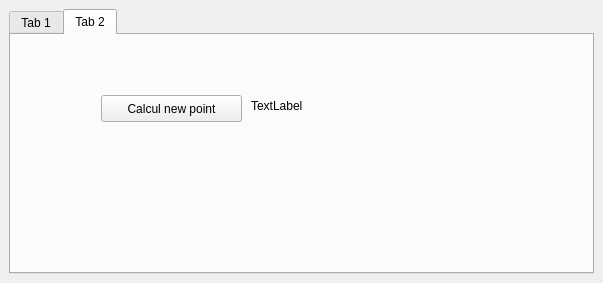
This is BatPlugin/Batplugin_dockwidget_base.ui in AnthonyWetzel/projet-semestriel---master-2 as Qt 5 draws it before an edit. The edited form follows.
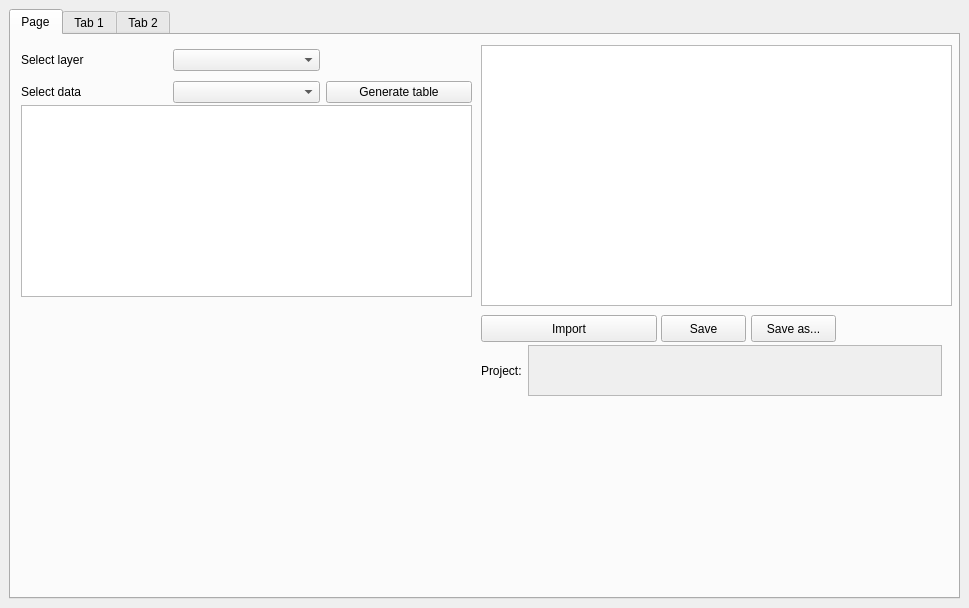
This is the edited form.

Commit message: BatPlugin fonctions integration- Import, Export, Make layer

```diff
--- a/BatPlugin/Batplugin_dockwidget_base.ui
+++ b/BatPlugin/Batplugin_dockwidget_base.ui
@@ -6,20 +6,149 @@
    <rect>
     <x>0</x>
     <y>0</y>
-    <width>603</width>
-    <height>283</height>
+    <width>969</width>
+    <height>608</height>
    </rect>
   </property>
   <property name="windowTitle">
    <string>BatPlugin</string>
   </property>
   <widget class="QWidget" name="dockWidgetContents">
-   <layout class="QGridLayout" name="gridLayout">
-    <item row="1" column="0">
+   <layout class="QHBoxLayout" name="horizontalLayout_2">
+    <item>
      <widget class="QTabWidget" name="tabWidget">
       <property name="currentIndex">
-       <number>1</number>
+       <number>0</number>
       </property>
+      <widget class="QWidget" name="init_tab">
+       <attribute name="title">
+        <string>Page</string>
+       </attribute>
+       <widget class="QWidget" name="layoutWidget">
+        <property name="geometry">
+         <rect>
+          <x>10</x>
+          <y>10</y>
+          <width>451</width>
+          <height>62</height>
+         </rect>
+        </property>
+        <layout class="QGridLayout" name="gridLayout_2">
+         <item row="0" column="0">
+          <widget class="QLabel" name="label_3">
+           <property name="text">
+            <string>Select layer</string>
+           </property>
+          </widget>
+         </item>
+         <item row="0" column="1">
+          <widget class="QComboBox" name="comboBox_2"/>
+         </item>
+         <item row="1" column="0">
+          <widget class="QLabel" name="label_4">
+           <property name="text">
+            <string>Select data</string>
+           </property>
+          </widget>
+         </item>
+         <item row="1" column="1">
+          <widget class="QComboBox" name="comboBox_3"/>
+         </item>
+         <item row="1" column="2">
+          <widget class="QPushButton" name="pushButton_2">
+           <property name="text">
+            <string>Generate table</string>
+           </property>
+          </widget>
+         </item>
+        </layout>
+       </widget>
+       <widget class="QTableWidget" name="tableWidget">
+        <property name="geometry">
+         <rect>
+          <x>10</x>
+          <y>70</y>
+          <width>451</width>
+          <height>192</height>
+         </rect>
+        </property>
+       </widget>
+       <widget class="QPushButton" name="pushButton_3">
+        <property name="geometry">
+         <rect>
+          <x>470</x>
+          <y>280</y>
+          <width>176</width>
+          <height>27</height>
+         </rect>
+        </property>
+        <property name="text">
+         <string>Import</string>
+        </property>
+       </widget>
+       <widget class="QTableView" name="tableView">
+        <property name="geometry">
+         <rect>
+          <x>470</x>
+          <y>10</y>
+          <width>471</width>
+          <height>261</height>
+         </rect>
+        </property>
+       </widget>
+       <widget class="QPushButton" name="pushButton_4">
+        <property name="geometry">
+         <rect>
+          <x>650</x>
+          <y>280</y>
+          <width>85</width>
+          <height>27</height>
+         </rect>
+        </property>
+        <property name="text">
+         <string>Save</string>
+        </property>
+       </widget>
+       <widget class="QWidget" name="">
+        <property name="geometry">
+         <rect>
+          <x>470</x>
+          <y>310</y>
+          <width>461</width>
+          <height>51</height>
+         </rect>
+        </property>
+        <layout class="QHBoxLayout" name="horizontalLayout">
+         <item>
+          <widget class="QLabel" name="label_6">
+           <property name="text">
+            <string>Project:</string>
+           </property>
+          </widget>
+         </item>
+         <item>
+          <widget class="QTextEdit" name="textEdit">
+           <property name="enabled">
+            <bool>false</bool>
+           </property>
+          </widget>
+         </item>
+        </layout>
+       </widget>
+       <widget class="QPushButton" name="pushButton">
+        <property name="geometry">
+         <rect>
+          <x>740</x>
+          <y>280</y>
+          <width>85</width>
+          <height>27</height>
+         </rect>
+        </property>
+        <property name="text">
+         <string>Save as...</string>
+        </property>
+       </widget>
+      </widget>
       <widget class="QWidget" name="tab">
        <attribute name="title">
         <string>Tab 1</string>
```
The commit also changes 13 other files.
